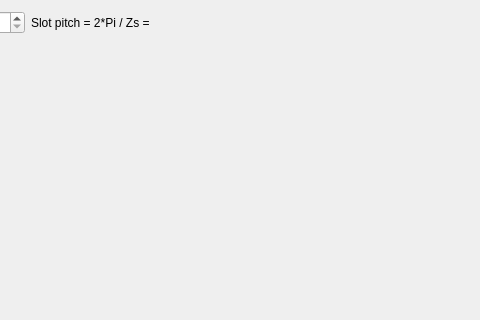
The window that pyleecan/GUI/Dialog/DMachineSetup/SWSlot/SWSlot.ui (Eomys/pyleecan) describes before a commit, drawn with Qt 5; both pictures show x 170 to 650 and y 0 to 320 of the 650 by 550 pixel window.
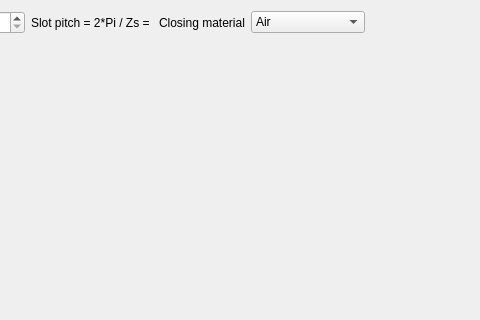
The same window after the commit. Icons and pictures are not drawn. Custom widgets are drawn as their Qt base class.

Commit message: [NF] Adding combobox in UI to choose the material to close the slot

Diff of the .ui file:
```diff
--- a/pyleecan/GUI/Dialog/DMachineSetup/SWSlot/SWSlot.ui
+++ b/pyleecan/GUI/Dialog/DMachineSetup/SWSlot/SWSlot.ui
@@ -72,6 +72,27 @@
        </property>
       </widget>
      </item>
+     <item>
+      <widget class="QLabel" name="in_type_close">
+       <property name="text">
+        <string>Closing material</string>
+       </property>
+      </widget>
+     </item>
+     <item>
+      <widget class="QComboBox" name="c_type_close">
+       <item>
+        <property name="text">
+         <string>Air</string>
+        </property>
+       </item>
+       <item>
+        <property name="text">
+         <string>Lamination iron</string>
+        </property>
+       </item>
+      </widget>
+     </item>
      <item>
       <spacer name="horizontalSpacer_3">
        <property name="orientation">
```
The commit also changes 1 other file.
